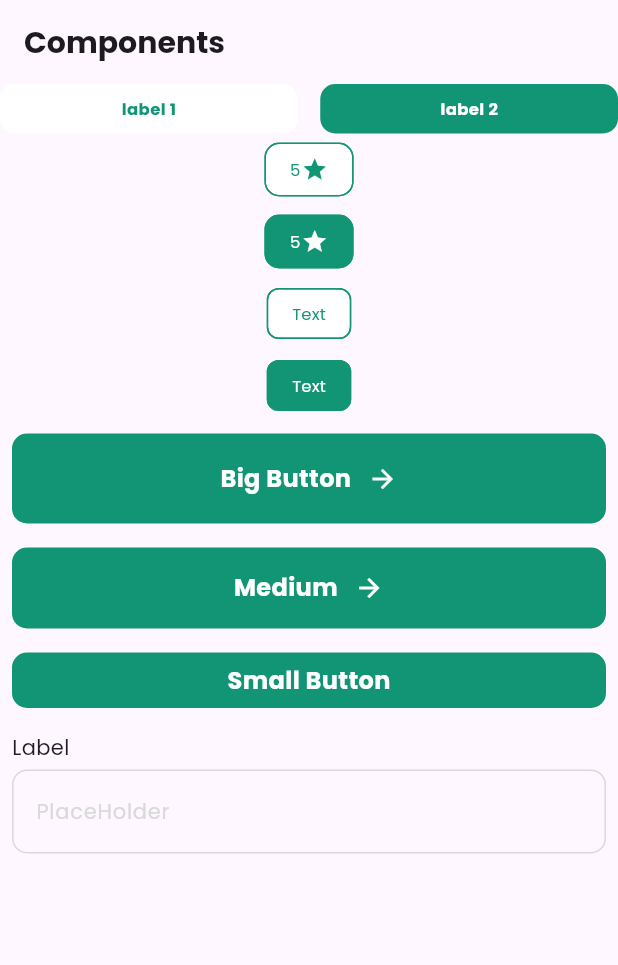
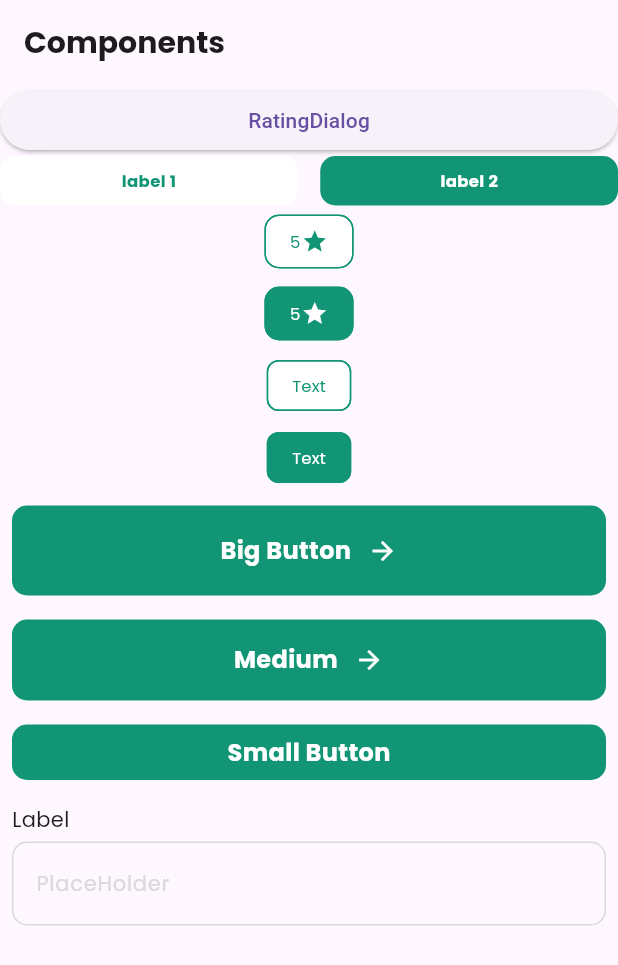
Before and after one commit to de-quei/flutter_recipe_app, a Flutter app: the screen it shows after launch, on a phone screen of 412 x 824 dp. Shown: the top 965 px of the screen. Run offline on Flutter 3.47's test engine with Material 3 defaults, Android fonts, the phone set to English and light mode, and no system bars; our stand-ins replace google_fonts.

Commit message:
rating dialog

```diff
--- a/lib/core/presentation/components/small_button.dart
+++ b/lib/core/presentation/components/small_button.dart
@@ -5,8 +5,16 @@ import 'package:flutter_recipe_app_course/ui/text_styles.dart';
 class SmallButton extends StatefulWidget {
   final String text;
   final void Function() onPressed;
+  final Color color;
+  final TextStyle? textStyle;
 
-  const SmallButton({super.key, required this.text, required this.onPressed});
+  const SmallButton({
+    super.key,
+    required this.text,
+    required this.onPressed,
+    this.color = ColorStyles.primary100,
+    this.textStyle,
+  });
 
   @override
   State<SmallButton> createState() => _SmallButtonState();
@@ -38,14 +46,15 @@ class _SmallButtonState extends State<SmallButton> {
         height: 37,
         decoration: BoxDecoration(
           borderRadius: BorderRadius.circular(10),
-          color: isPressed ? ColorStyles.gray4 : ColorStyles.primary100,
+          color: isPressed ? ColorStyles.gray4 : widget.color,
         ),
         child: Row(
           mainAxisAlignment: MainAxisAlignment.center,
           children: [
             Text(
               widget.text,
-              style: TextStyles.normalTextBold.copyWith(color: Colors.white),
+              style: (widget.textStyle ?? TextStyles.normalTextBold)
+                  .copyWith(color: Colors.white),
             ),
           ],
         ),
--- a/lib/main.dart
+++ b/lib/main.dart
@@ -6,6 +6,7 @@ import 'package:flutter_recipe_app_course/core/presentation/components/medium_bu
 import 'package:flutter_recipe_app_course/core/presentation/components/rating_button.dart';
 import 'package:flutter_recipe_app_course/core/presentation/components/small_button.dart';
 import 'package:flutter_recipe_app_course/core/presentation/components/two_tap.dart';
+import 'package:flutter_recipe_app_course/core/presentation/dialogs/rating_dialog.dart';
 import 'package:flutter_recipe_app_course/ui/text_styles.dart';
 
 void main() {
@@ -37,6 +38,24 @@ class MyHomePage extends StatelessWidget {
       ),
       body: ListView(
         children: [
+          ElevatedButton(
+            onPressed: () {
+              showDialog(
+                context: context,
+                builder: (_) {
+                  return RatingDialog(
+                    title: 'Rate recipe',
+                    score: 3,
+                    actionName: 'Send',
+                    onChange: (score) {
+                      print(score);
+                    },
+                  );
+                },
+              );
+            },
+            child: const Text('RatingDialog'),
+          ),
           TwoTap(
             labels: const ['label 1', 'label 2'],
             selectedIndex: 1,
```
Also changed, not shown: lib/core/presentation/dialogs/rating_dialog.dart (added, +89 -0 lines).
